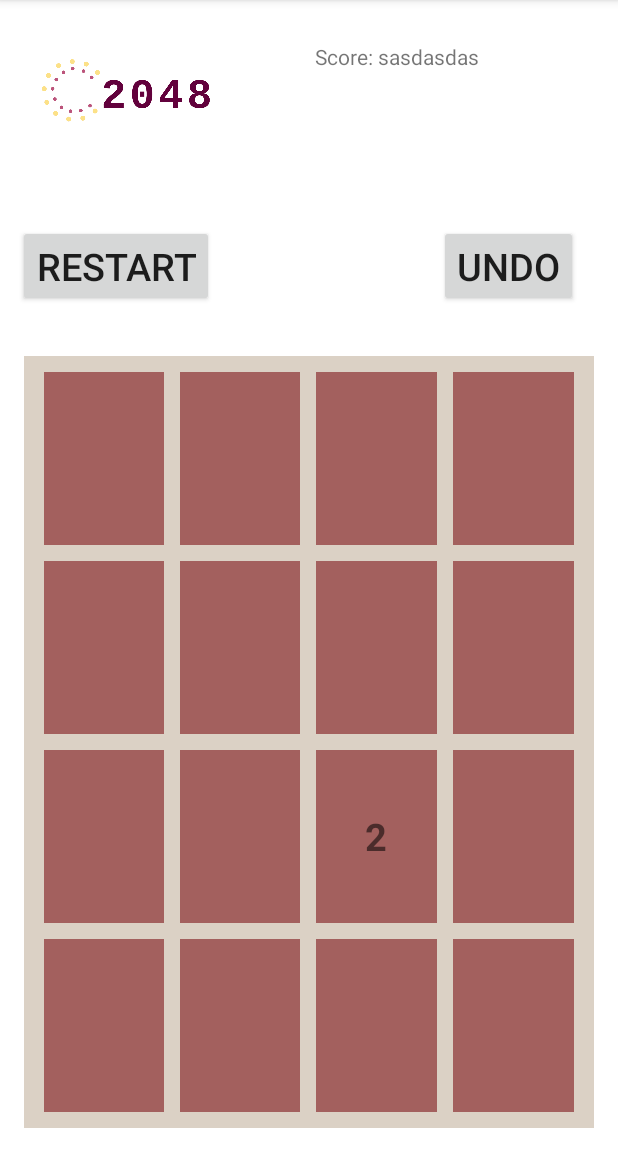
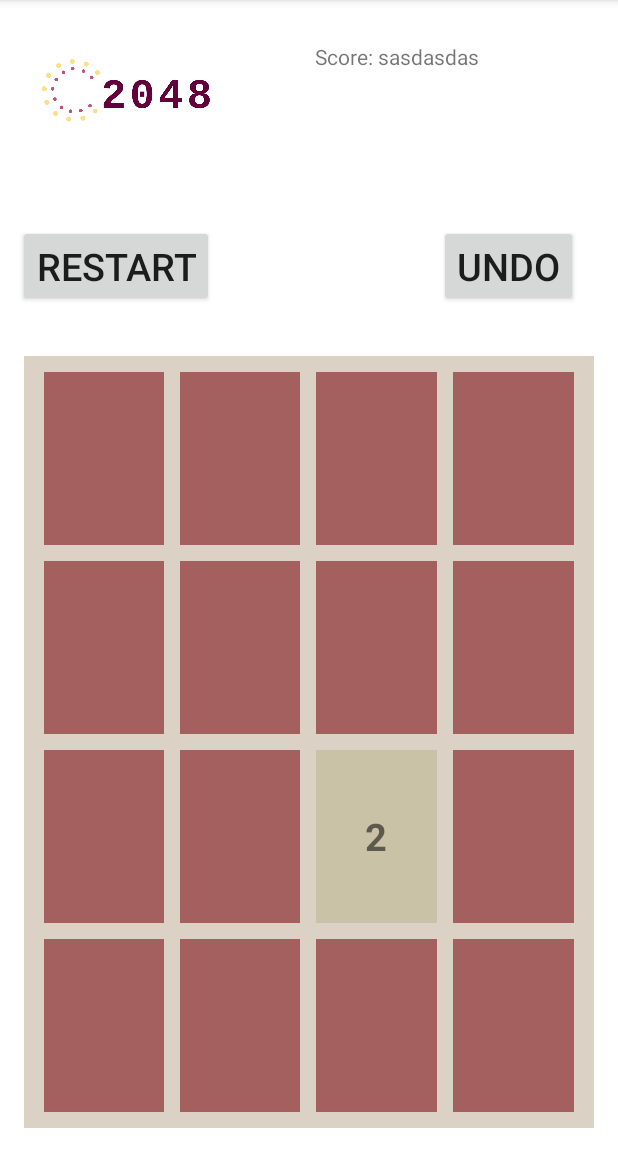
Before and after one commit to kalaycibugra/my2048, an Android app: the game screen opened directly, with no data from a screen before it, on a phone screen of 412 x 824 dp, the part 84-1236 px from its top. Run offline under Robolectric (Android 15) with nearby library versions, the phone set to English and light mode, and no system bars.

Commit message:
coloring and some upgrades

```diff
--- a/app/src/main/java/com/example/my2048/game.java
+++ b/app/src/main/java/com/example/my2048/game.java
@@ -31,6 +31,7 @@ public class game extends AppCompatActivity {
         LinearLayout board1 =(LinearLayout) findViewById(R.id.board);
         final TextView in=(TextView) findViewById(grid[n][m].indexName);
         in.setText(Integer.toString(grid[m][n].value));
+        updateGrid(grid);
 //        final TextView in1=(TextView) findViewById(R.id.index02);
         final Button restart = (Button) findViewById(R.id.restart);
         restart.setOnClickListener(new View.OnClickListener(){
@@ -43,6 +44,7 @@ public class game extends AppCompatActivity {
                         in1.setText("");
                     }
                 }
+                updateGrid(grid);
             }
         });
         board1.setOnTouchListener(new OnSwipeTouchListener(game.this){
@@ -228,6 +230,7 @@ public class game extends AppCompatActivity {
         for(int i=0;i<4;i++){
             for(int j=0;j<4;j++){
                 TextView in1=(TextView) findViewById(grid[i][j].indexName);
+                setBackColor(grid[i][j]);
                 if(grid[i][j].value!=0)
                     in1.setText(Integer.toString(grid[i][j].value));
                 else
@@ -236,6 +239,50 @@ public class game extends AppCompatActivity {
             }
         }
 
+    }
+    public void setBackColor(gridIndex cell){
+        TextView in1=(TextView) findViewById(cell.indexName);
+        switch (cell.value){
+            case 0:
+                in1.setBackgroundResource(R.color.num0);
+                break;
+            case 2:
+                in1.setBackgroundResource(R.color.num2);
+                break;
+            case 4:
+                in1.setBackgroundResource(R.color.num4);
+                break;
+            case 8:
+                in1.setBackgroundResource(R.color.num8);
+                break;
+            case 16:
+                in1.setBackgroundResource(R.color.num16);
+                break;
+            case 32:
+                in1.setBackgroundResource(R.color.num32);
+                break;
+            case 64:
+                in1.setBackgroundResource(R.color.num64);
+                break;
+            case 128:
+                in1.setBackgroundResource(R.color.num128);
+                break;
+            case 256:
+                in1.setBackgroundResource(R.color.num256);
+                break;
+            case 512:
+                in1.setBackgroundResource(R.color.num512);
+                break;
+            case 1024:
+                in1.setBackgroundResource(R.color.num1024);
+                break;
+            case 2048:
+                in1.setBackgroundResource(R.color.num2048);
+                break;
+            case 4096:
+                in1.setBackgroundResource(R.color.num4096);
+                break;
+        }
     }
     public int setTextId(int index1,int index2){
         int id=0;
--- a/app/src/main/res/values/colors.xml
+++ b/app/src/main/res/values/colors.xml
@@ -1,6 +1,20 @@
 <?xml version="1.0" encoding="utf-8"?>
 <resources>
+
     <color name="colorPrimary">#008577</color>
     <color name="colorPrimaryDark">#00574B</color>
     <color name="colorAccent">#D81B60</color>
+    <color name="num0">#A3605E</color>
+    <color name="num2">#FFCAC2A7</color>
+    <color name="num4">#FFB3AA8E</color>
+    <color name="num8">#FFBEA75A</color>
+    <color name="num16">#FFD87151</color>
+    <color name="num32">#FF994329</color>
+    <color name="num64">#FFC0CA33</color>
+    <color name="num128">#FF727910</color>
+    <color name="num256">#FF81E285</color>
+    <color name="num512">#FF19C2D5</color>
+    <color name="num1024">#FFE53935</color>
+    <color name="num2048">#FFFDD835</color>
+    <color name="num4096">#FFEEEDEB</color>
 </resources>
```
